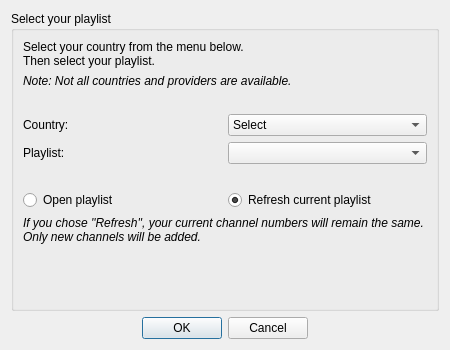
Above: src/ui/playlist/PlaylistImportWeb.ui from ntadej/tano before the change. Below: the same form after it.
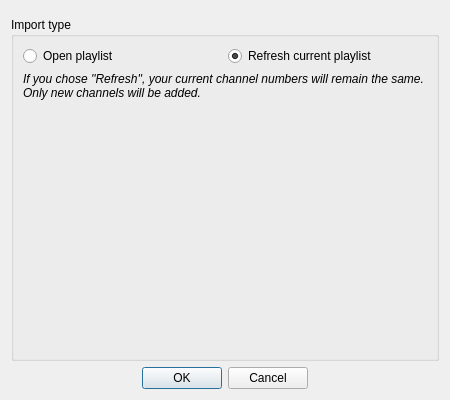
That is the form after the change. Icons and pictures are not drawn. Custom widgets are drawn as their Qt base class.

Commit message: Finished new playlist select and import

```diff
--- a/src/ui/playlist/PlaylistImportWeb.ui
+++ b/src/ui/playlist/PlaylistImportWeb.ui
@@ -7,7 +7,7 @@
     <x>0</x>
     <y>0</y>
     <width>450</width>
-    <height>350</height>
+    <height>400</height>
    </rect>
   </property>
   <property name="windowTitle">
@@ -19,48 +19,15 @@
   </property>
   <layout class="QVBoxLayout">
    <item>
-    <widget class="QGroupBox" name="groupBox">
+    <widget class="PlaylistSelect" name="select" native="true"/>
+   </item>
+   <item>
+    <widget class="QGroupBox" name="typeBox">
      <property name="title">
-      <string>Select your playlist</string>
+      <string>Import type</string>
      </property>
      <layout class="QGridLayout" name="gridLayout">
-      <item row="3" column="1">
-       <widget class="QComboBox" name="countryBox">
-        <item>
-         <property name="text">
-          <string>Select</string>
-         </property>
-        </item>
-        <item>
-         <property name="text">
-          <string>Slovenia</string>
-         </property>
-        </item>
-       </widget>
-      </item>
-      <item row="3" column="0">
-       <widget class="QLabel" name="labelCountry">
-        <property name="text">
-         <string>Country:</string>
-        </property>
-       </widget>
-      </item>
-      <item row="0" column="0" colspan="2">
-       <widget class="QLabel" name="labelInfo">
-        <property name="text">
-         <string>Select your country from the menu below.
-Then select your playlist.</string>
-        </property>
-       </widget>
-      </item>
-      <item row="1" column="0" colspan="2">
-       <widget class="QLabel" name="labelNote">
-        <property name="text">
-         <string>&lt;i&gt;Note: Not all countries and providers are available.&lt;/i&gt;</string>
-        </property>
-       </widget>
-      </item>
-      <item row="9" column="0" colspan="2">
+      <item row="3" column="0" colspan="2">
        <spacer name="verticalSpacer">
         <property name="orientation">
          <enum>Qt::Vertical</enum>
@@ -73,31 +40,7 @@
         </property>
        </spacer>
       </item>
-      <item row="2" column="0" colspan="2">
-       <widget class="QLabel" name="labelSpacer">
-        <property name="text">
-         <string notr="true"/>
-        </property>
-       </widget>
-      </item>
-      <item row="4" column="0">
-       <widget class="QLabel" name="labelPlaylist">
-        <property name="text">
-         <string>Playlist:</string>
-        </property>
-       </widget>
-      </item>
-      <item row="4" column="1">
-       <widget class="QComboBox" name="playlistBox"/>
-      </item>
-      <item row="5" column="0" colspan="2">
-       <widget class="QLabel" name="labelSpacer2">
-        <property name="text">
-         <string notr="true"/>
-        </property>
-       </widget>
-      </item>
-      <item row="7" column="1">
+      <item row="1" column="1">
        <widget class="QRadioButton" name="radioRefresh">
         <property name="text">
          <string>Refresh current playlist</string>
@@ -107,14 +50,14 @@
         </property>
        </widget>
       </item>
-      <item row="7" column="0">
+      <item row="1" column="0">
        <widget class="QRadioButton" name="radioOpen">
         <property name="text">
          <string>Open playlist</string>
         </property>
        </widget>
       </item>
-      <item row="8" column="0" colspan="2">
+      <item row="2" column="0" colspan="2">
        <widget class="QLabel" name="labelType">
         <property name="text">
          <string>&lt;i&gt;If you chose ''Refresh'', your current channel numbers will remain the same. Only new channels will be added.&lt;/i&gt;</string>
@@ -139,6 +82,14 @@
    </item>
   </layout>
  </widget>
+ <customwidgets>
+  <customwidget>
+   <class>PlaylistSelect</class>
+   <extends>QWidget</extends>
+   <header>ui/playlist/PlaylistSelect.h</header>
+   <container>1</container>
+  </customwidget>
+ </customwidgets>
  <resources>
   <include location="../../../data/icons.qrc"/>
  </resources>
```
The commit also changes 12 other files.
